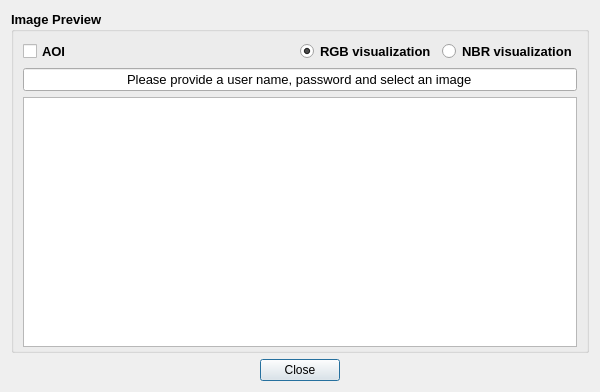
Before: the Qt Designer form preview_fetchimages.ui in silviamacchi/bad_COPIA, drawn with Qt 5.
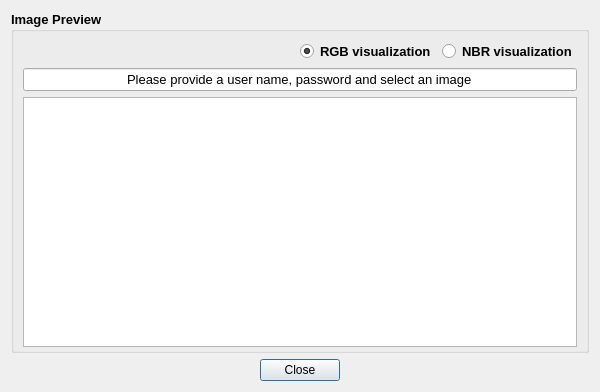
After: the same form once the commit is applied.

Commit message: Changed some default values and remover AOI checkbox

The edit to the form file:
```diff
--- a/preview_fetchimages.ui
+++ b/preview_fetchimages.ui
@@ -94,7 +94,6 @@
      <property name="font">
       <font>
        <pointsize>10</pointsize>
-       <weight>75</weight>
        <bold>true</bold>
       </font>
      </property>
@@ -120,13 +119,6 @@
       </item>
       <item row="0" column="0">
        <layout class="QHBoxLayout" name="horizontalLayout_6">
-        <item>
-         <widget class="QCheckBox" name="checkBox_AOI">
-          <property name="text">
-           <string>AOI</string>
-          </property>
-         </widget>
-        </item>
         <item>
          <spacer name="horizontalSpacer">
           <property name="orientation">
```
Left out of the diff: 1 changed line with no effect on the pictures. The commit also changes 1 other file.
